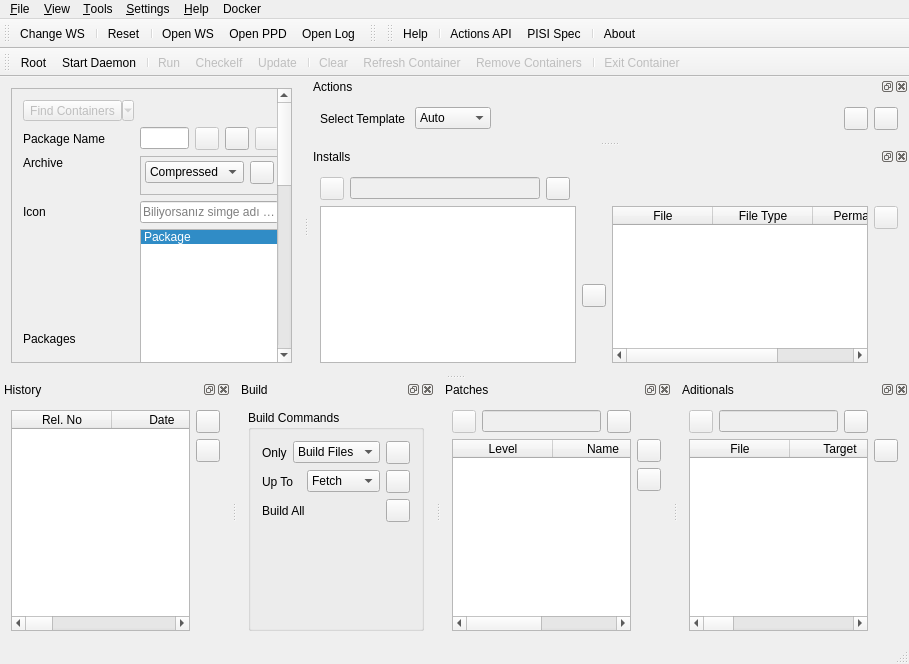
Above: ui/mainwindow.ui from PisiLinuxNew/pisido before the change. Below: the same form after it.
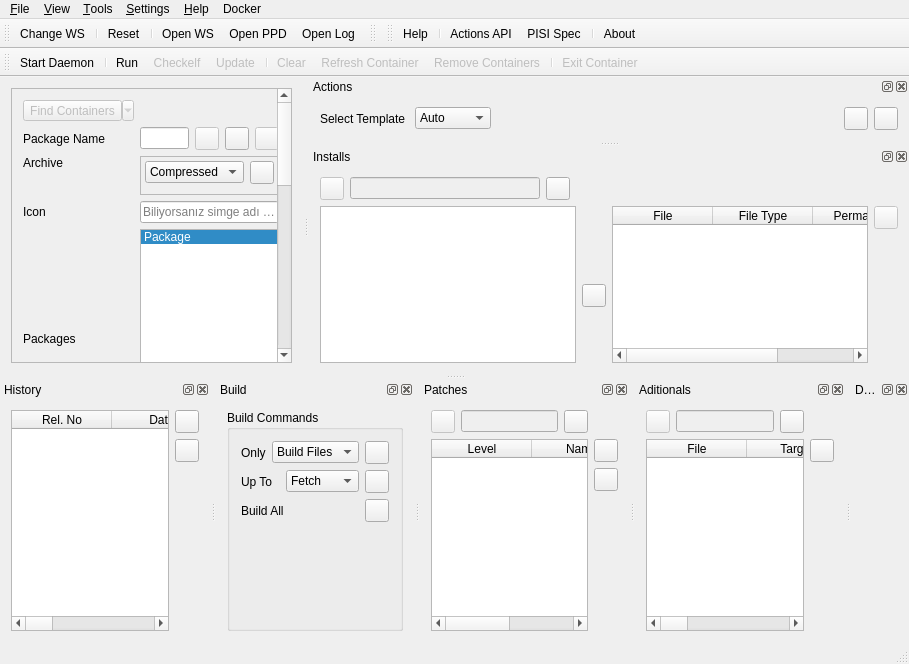
That is the form after the change. Icons and pictures are not drawn.

```diff
--- a/ui/mainwindow.ui
+++ b/ui/mainwindow.ui
@@ -1596,7 +1596,6 @@
    <attribute name="toolBarBreak">
     <bool>true</bool>
    </attribute>
-   <addaction name="action_Root"/>
    <addaction name="action_Start_Daemon"/>
    <addaction name="separator"/>
    <addaction name="action_Run_Docker"/>
@@ -1609,6 +1608,17 @@
    <addaction name="separator"/>
    <addaction name="action_Exit_Container"/>
   </widget>
+  <widget class="QDockWidget" name="dw_dd_terminal">
+   <property name="windowTitle">
+    <string>Docker Daemon</string>
+   </property>
+   <attribute name="dockWidgetArea">
+    <number>8</number>
+   </attribute>
+   <widget class="QWidget" name="dockWidgetContents">
+    <layout class="QHBoxLayout" name="horizontalLayout_12"/>
+   </widget>
+  </widget>
   <action name="actionExit">
    <property name="icon">
     <iconset resource="../resources/pisido.qrc">
@@ -1797,7 +1807,7 @@
   </action>
   <action name="action_Run_Docker">
    <property name="enabled">
-    <bool>false</bool>
+    <bool>true</bool>
    </property>
    <property name="icon">
     <iconset resource="../resources/pisido.qrc">
@@ -1847,15 +1857,6 @@
     <string>Exit Container</string>
    </property>
   </action>
-  <action name="action_Root">
-   <property name="icon">
-    <iconset resource="../resources/pisido.qrc">
-     <normaloff>:/images/root.png</normaloff>:/images/root.png</iconset>
-   </property>
-   <property name="text">
-    <string>Root</string>
-   </property>
-  </action>
   <action name="action_Start_Daemon">
    <property name="text">
     <string>Start Daemon</string>
```
Left out of the diff: 7 changed lines with no effect on the pictures.
